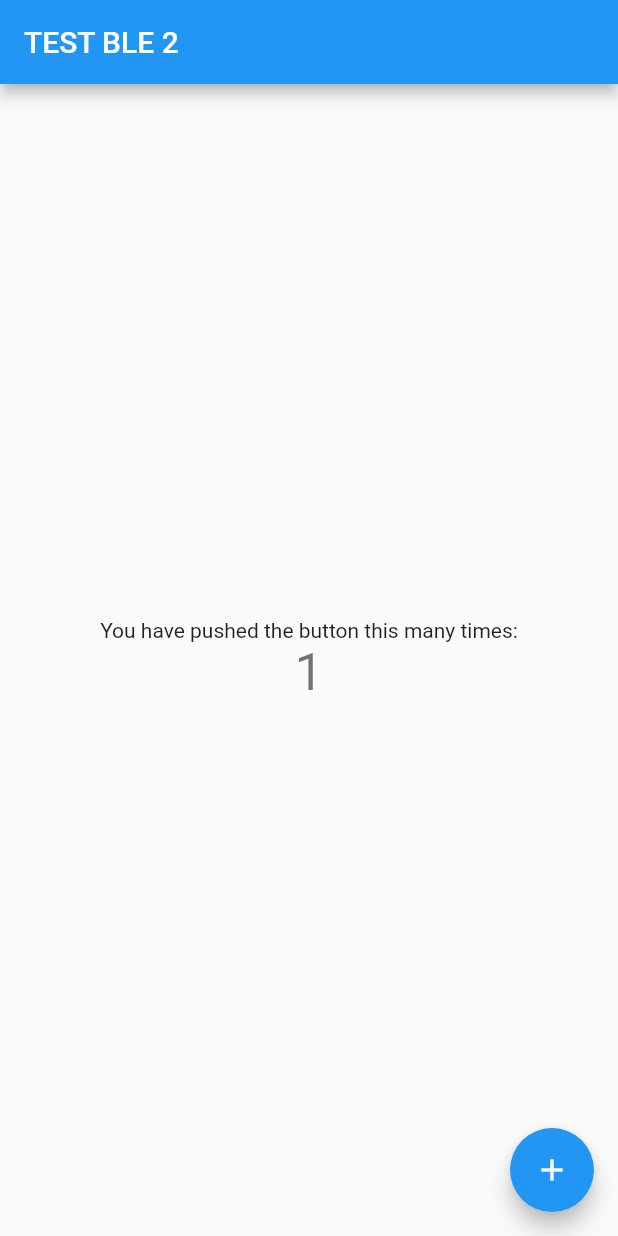
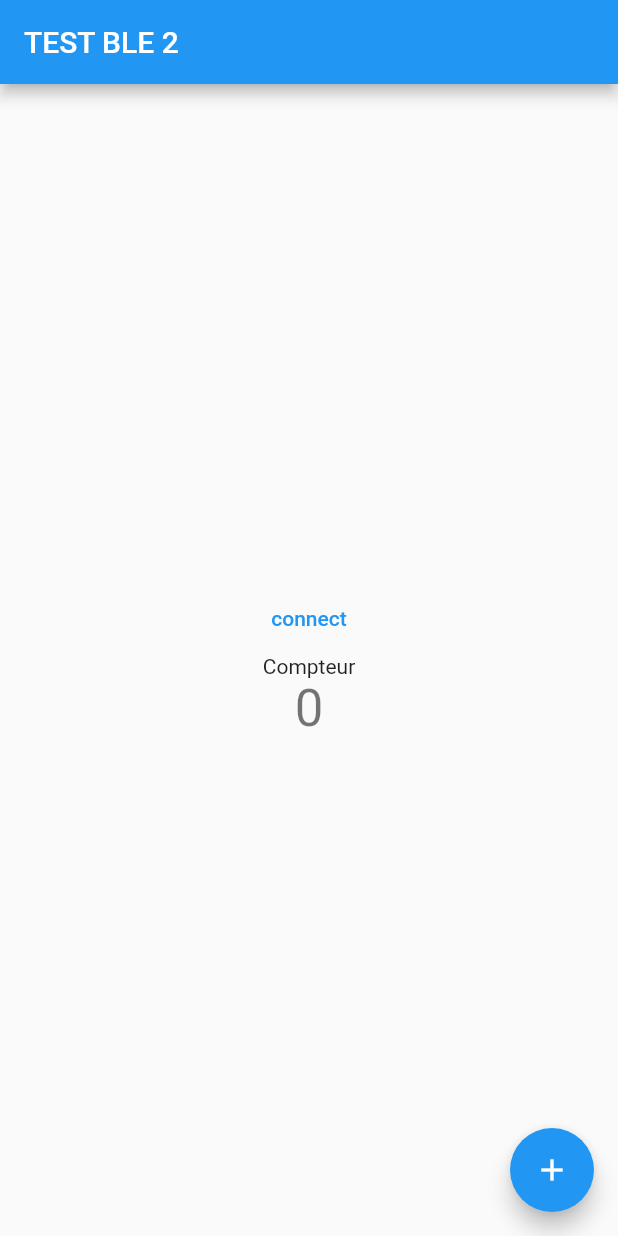
Before and after one commit to bbanitz/BLE_FLUTTER_TEST, a Flutter app: the screen it shows after launch, after a tap on the "add" icon, on a phone screen of 412 x 824 dp. Run offline on Flutter 3.47's test engine with Material 2 defaults, Android fonts, the phone set to English and light mode, and no system bars; missing offline and left inert: flutter_reactive_ble.

```diff
--- a/lib/main.dart
+++ b/lib/main.dart
@@ -1,11 +1,9 @@
 //import 'dart:html';
 
 import 'package:flutter/material.dart';
-import 'package:flutter_reactive_ble/flutter_reactive_ble.dart';
+
 import 'package:provider/provider.dart';
 import 'package:test_ble_2/provider/bleProvider.dart';
-
-final _ble = FlutterReactiveBle();
 
 String deviceId = "";
 
@@ -68,8 +66,8 @@ class _MyHomePageState extends State<MyHomePage> {
       // _counter without calling setState(), then the build method would not be
       // called again, and so nothing would appear to happen.
       //getDevices();
-      connect();
-      _counter++;
+      Provider.of<BleProvider>(context, listen: false).getDevices();
+      //_counter++;
     });
   }
 
@@ -105,13 +103,19 @@ class _MyHomePageState extends State<MyHomePage> {
           // center the children vertically; the main axis here is the vertical
           // axis because Columns are vertical (the cross axis would be
           // horizontal).
+
           mainAxisAlignment: MainAxisAlignment.center,
           children: <Widget>[
+            TextButton(
+                onPressed: () {
+                  Provider.of<BleProvider>(context, listen: false).connect();
+                },
+                child: Text("connect")),
             Text(
-              'You have pushed the button this many times:',
+              'Compteur',
             ),
             Text(
-              '$_counter',
+              '${Provider.of<BleProvider>(context, listen: true).counter}',
               style: Theme.of(context).textTheme.headline4,
             ),
           ],
```
Also changed, not shown: lib/provider/bleProvider.dart (+10 -8 lines).
